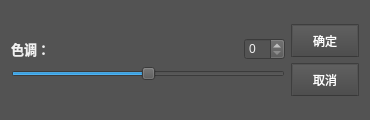
First picture: the form in Image/HUE.ui, repository SundalandBR/Image, before the edit.
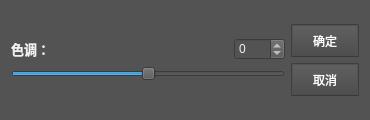
Second picture: the form after the edit.

The edit to the form file:
```diff
--- a/Image/HUE.ui
+++ b/Image/HUE.ui
@@ -226,7 +226,14 @@
         </spacer>
        </item>
        <item>
-        <widget class="QSpinBox" name="hue_spinbox"/>
+        <widget class="QSpinBox" name="hue_spinbox">
+         <property name="minimum">
+          <number>-100</number>
+         </property>
+         <property name="maximum">
+          <number>100</number>
+         </property>
+        </widget>
        </item>
       </layout>
      </item>
```
